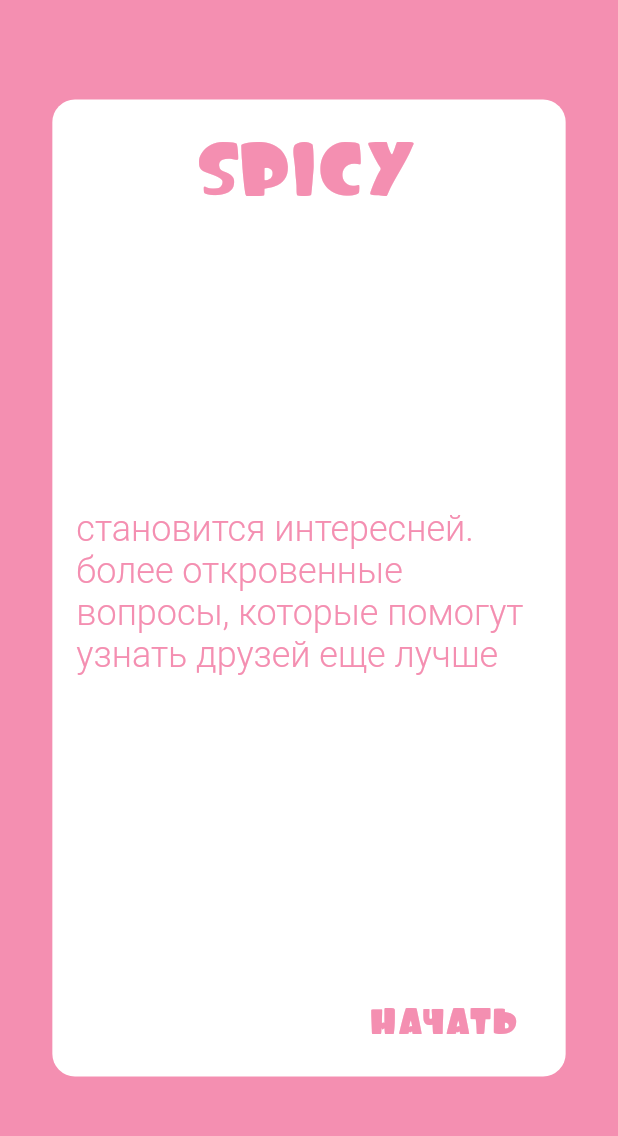
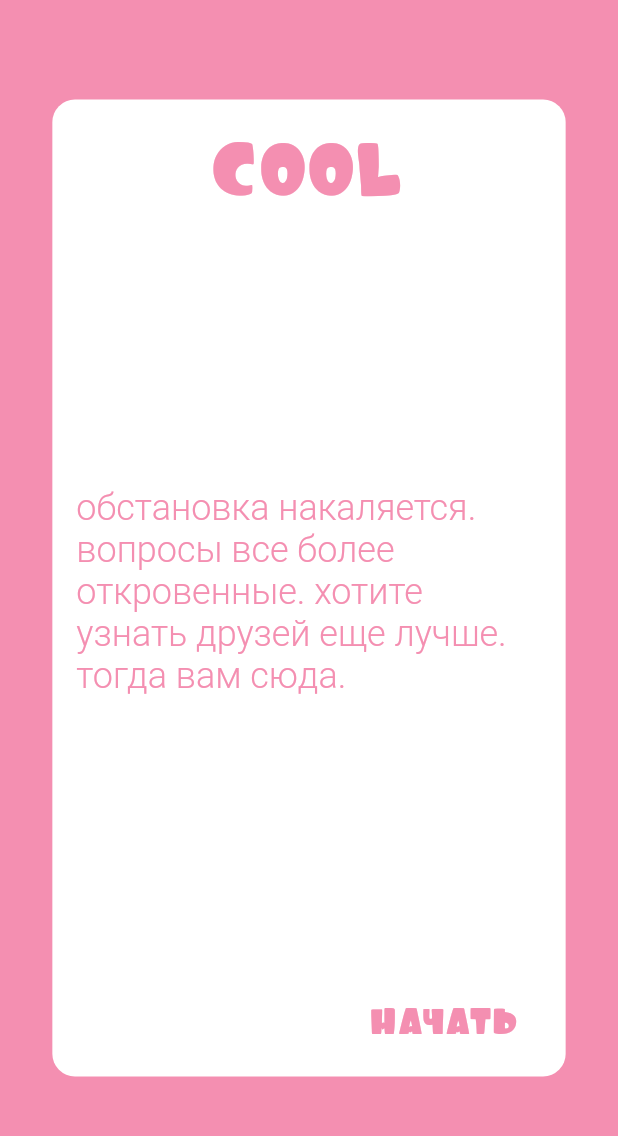
Before and after one commit to zikwall/never-have-i-ever, a Flutter app: the screen it shows after launch, swiped to page 2, on a phone screen of 412 x 824 dp, the part 81-1217 px from its top. Run offline on Flutter 3.47's test engine with Material 2 defaults, Android fonts, the phone set to English and light mode, and no system bars; our stand-ins replace webview_flutter.

Commit message:
Rename App levels & change descriptions

```diff
--- a/lib/screens/home/home.dart
+++ b/lib/screens/home/home.dart
@@ -81,7 +81,7 @@ class HomeState extends State<Home> {
   Widget build(BuildContext context) {
     final Packs = <Widget> [
       Center(child: AppPack(
-        level: 'easy',
+        level: 'light',
         description: 'легкие и не принужденные вопросы для разогрева',
         color: ColorConstants.AppColors['easy'],
         onGame: () {
@@ -99,8 +99,8 @@ class HomeState extends State<Home> {
         },
       )),
       Center(child: AppPack(
-        level: 'spicy',
-        description: 'становится интересней. более откровенные вопросы, которые помогут узнать друзей еще лучше',
+        level: 'cool',
+        description: 'обстановка накаляется. вопросы все более откровенные. хотите узнать друзей еще лучше. тогда вам сюда.',
         color: ColorConstants.AppColors['spicy'],
         onGame: () {
           Navigator.push(
@@ -117,7 +117,7 @@ class HomeState extends State<Home> {
         },
       )),
       Center(child: AppPack(
-        level: 'hard',
+        level: 'omg',
         description: 'начинается жара. откровенные вопросы, которые заставят покраснеть не один раз',
         color:  ColorConstants.AppColors['hard'],
         onGame: () {
@@ -135,7 +135,7 @@ class HomeState extends State<Home> {
         },
       )),
       Center(child: AppPack(
-        level: 'extreme',
+        level: 'wtf',
         description: 'самые горячие вопросы, которые позволят узнать самые пошлые секреты друзей',
         color:  ColorConstants.AppColors['extreme'],
         onGame: () {
```
